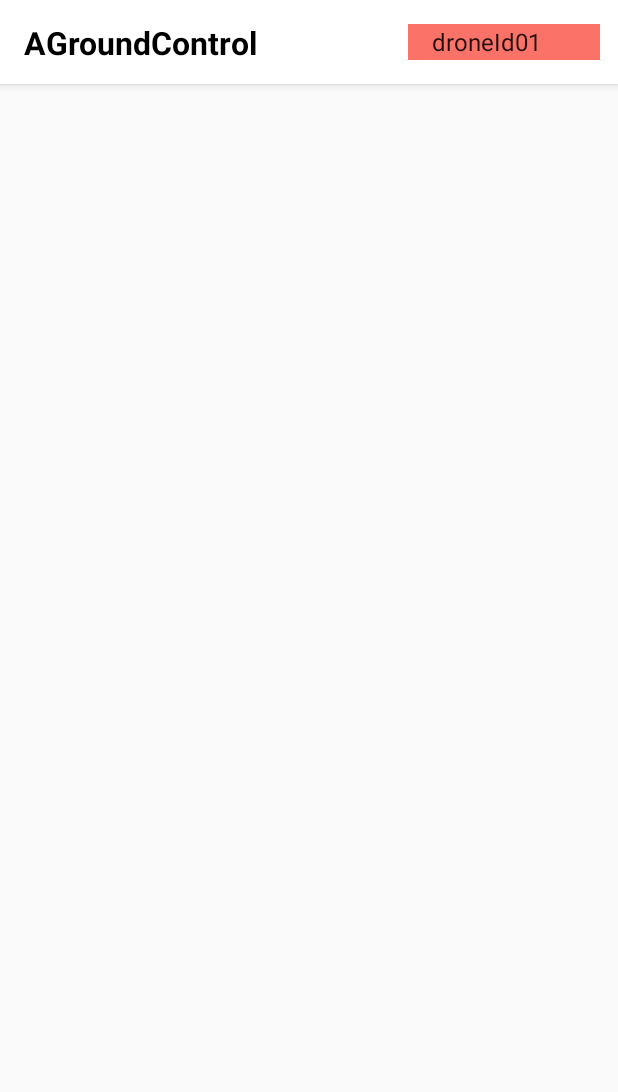
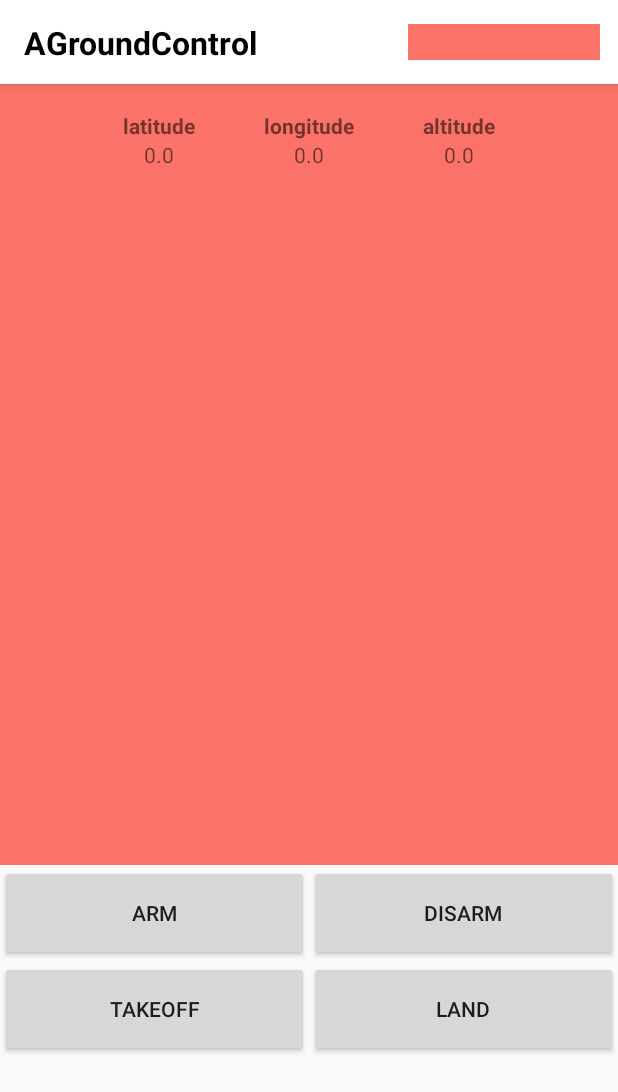
Before and after one commit to rapsealk/AGroundControl, an Android app: the screen it shows after launch (MainActivity), on a phone screen of 412 x 824 dp. Shown: the top 1092 px of the screen. Run offline under Robolectric (Android 15) with nearby library versions, the phone set to English and light mode, and no system bars; 2 statements that could not run were skipped.

Commit message:
+ Add: drone command buttons

```diff
--- a/app/src/main/java/com/rapsealk/agroundcontrol/MainActivity.kt
+++ b/app/src/main/java/com/rapsealk/agroundcontrol/MainActivity.kt
@@ -8,14 +8,15 @@ import android.widget.AdapterView
 import android.widget.ArrayAdapter
 import kotlinx.android.synthetic.main.activity_main.*
 
-class MainActivity : AppCompatActivity(), AdapterView.OnItemSelectedListener {
+class MainActivity : AppCompatActivity(), View.OnClickListener, AdapterView.OnItemSelectedListener {
 
     private val TAG = MainActivity::class.java.simpleName
 
-    val droneIdList = arrayListOf("droneId01", "droneId02", "droneId03")
+    val droneIdList = arrayListOf("")
     private lateinit var droneIdSpinnerAdapter: ArrayAdapter<String>
 
     private lateinit var mqttUtil: MqttUtil
+    private var droneId: String = ""
 
     override fun onCreate(savedInstanceState: Bundle?) {
         super.onCreate(savedInstanceState)
@@ -30,15 +31,34 @@ class MainActivity : AppCompatActivity(), AdapterView.OnItemSelectedListener {
 
         mqttUtil = MqttUtil(this)
         val mqttClient = mqttUtil.getClient()
+
+        btn_arm.setOnClickListener(this)
+        btn_disarm.setOnClickListener(this)
+        btn_takeoff.setOnClickListener(this)
+        btn_land.setOnClickListener(this)
     }
+
+    /**
+     * View.OnClickListener
+     */
+    override fun onClick(view: View) {
+        if (droneId.isEmpty()) return
+
+        when (view.id) {
+            R.id.btn_arm -> { mqttUtil.arm(droneId) }
+            R.id.btn_disarm -> { mqttUtil.disarm(droneId) }
+            R.id.btn_takeoff -> { mqttUtil.takeoff(droneId) }
+            R.id.btn_land -> { mqttUtil.land(droneId) }
+        }
+    }
+    // View.OnClickListener
 
     /**
      * AdapterView.OnItemSelectedListener
      */
     override fun onItemSelected(parent: AdapterView<*>?, view: View?, position: Int, id: Long) {
         Log.d(TAG, "onItemSelected(parent: $parent, view: $view, position: $position, id: $id)")
-        val item = parent?.adapter?.getItem(position) as String
-        Log.d(TAG, "onItemSelected(item: $item)")
+        droneId = parent?.adapter?.getItem(position) as String
     }
 
     override fun onNothingSelected(parent: AdapterView<*>?) {
--- a/app/src/main/java/com/rapsealk/agroundcontrol/MqttUtil.kt
+++ b/app/src/main/java/com/rapsealk/agroundcontrol/MqttUtil.kt
@@ -10,11 +10,14 @@ import org.eclipse.paho.client.mqttv3.*
 
 class MqttUtil(private val context: Context) : MqttCallback {
 
-    private val MQTT_TOPIC = "heartbeat"
-    private var published: Boolean = false
-    private var client: MqttAndroidClient? = null
     private val TAG = MqttUtil::class.java.name
 
+    companion object {
+        private val EmptyMessage = "{}"
+    }
+
+    private val MQTT_TOPIC = "heartbeat"
+    private var client: MqttAndroidClient? = null
 
     fun getClient(): MqttAndroidClient {
         if (client == null) {
@@ -40,7 +43,6 @@ class MqttUtil(private val context: Context) : MqttCallback {
                 override fun onSuccess(asyncActionToken: IMqttToken) {
                     Log.d(TAG, "onSuccess")
                     client?.subscribe("heartbeat", 1)
-                    publishMessage("Harry potter")
                 }
 
                 override fun onFailure(asyncActionToken: IMqttToken, exception: Throwable) {
@@ -56,19 +58,30 @@ class MqttUtil(private val context: Context) : MqttCallback {
 
     }
 
-    fun publishMessage(payload: String) {
-        published = false
+    fun publishMessage(topic: String, payload: String = EmptyMessage) {
         try {
-            val encodedpayload = payload.toByteArray()
-            val message = MqttMessage(encodedpayload)
-            client!!.publish(MQTT_TOPIC, message)
-            published = true
-            Log.i(TAG, "message successfully published : $payload")
+            val message = MqttMessage(payload.toByteArray())
+            client!!.publish(topic, message)
         } catch (e: Exception) {
             Log.e(TAG, "Error when publishing message : $e")
             e.printStackTrace()
         }
+    }
 
+    public fun arm(droneId: String) {
+        publishMessage("arm/$droneId")
+    }
+
+    public fun disarm(droneId: String) {
+        publishMessage("disarm/$droneId")
+    }
+
+    public fun takeoff(droneId: String) {
+        publishMessage("takeoff/$droneId")
+    }
+
+    public fun land(droneId: String) {
+        publishMessage("land/$droneId")
     }
 
     fun close() {
--- a/app/src/main/res/layout/activity_main.xml
+++ b/app/src/main/res/layout/activity_main.xml
@@ -8,6 +8,7 @@
         tools:context=".MainActivity">
 
     <android.support.v7.widget.Toolbar
+            android:id="@+id/toolbar"
             android:layout_width="match_parent"
             android:layout_height="56dp"
             android:elevation="4dp"
@@ -44,4 +45,122 @@
 
     </android.support.v7.widget.Toolbar>
 
+    <android.support.constraint.ConstraintLayout
+            android:id="@+id/log_layout"
+            android:layout_width="match_parent"
+            android:layout_height="0dp"
+            app:layout_constraintTop_toBottomOf="@id/toolbar"
+            app:layout_constraintBottom_toTopOf="@id/btn_layout"
+            android:paddingStart="36dp"
+            android:paddingEnd="36dp"
+            android:paddingTop="18dp"
+            android:paddingBottom="18dp"
+            android:background="@color/colorAccent">
+
+        <TextView
+                android:id="@+id/tv_latitude_tag"
+                android:layout_width="wrap_content"
+                android:layout_height="wrap_content"
+                app:layout_constraintStart_toStartOf="parent"
+                app:layout_constraintEnd_toStartOf="@id/tv_longitude_tag"
+                android:text="latitude"
+                android:textSize="14sp"
+                android:textStyle="bold"/>
+
+        <TextView
+                android:id="@+id/tv_latitude"
+                android:layout_width="wrap_content"
+                android:layout_height="wrap_content"
+                app:layout_constraintTop_toBottomOf="@id/tv_latitude_tag"
+                app:layout_constraintStart_toStartOf="@id/tv_latitude_tag"
+                app:layout_constraintEnd_toEndOf="@id/tv_latitude_tag"
+                android:text="0.0"
+                android:textSize="14sp"/>
+
+        <TextView
+                android:id="@+id/tv_longitude_tag"
+                android:layout_width="wrap_content"
+                android:layout_height="wrap_content"
+                app:layout_constraintStart_toEndOf="@id/tv_latitude_tag"
+                app:layout_constraintEnd_toStartOf="@id/tv_altitude_tag"
+                android:text="longitude"
+                android:textSize="14sp"
+                android:textStyle="bold"/>
+
+        <TextView
+                android:id="@+id/tv_longitude"
+                android:layout_width="wrap_content"
+                android:layout_height="wrap_content"
+                app:layout_constraintTop_toBottomOf="@id/tv_longitude_tag"
+                app:layout_constraintStart_toStartOf="@id/tv_longitude_tag"
+                app:layout_constraintEnd_toEndOf="@id/tv_longitude_tag"
+                android:text="0.0"
+                android:textSize="14sp"/>
+
+        <TextView
+                android:id="@+id/tv_altitude_tag"
+                android:layout_width="wrap_content"
+                android:layout_height="wrap_content"
+                app:layout_constraintStart_toEndOf="@id/tv_longitude_tag"
+                app:layout_constraintEnd_toEndOf="parent"
+                android:text="altitude"
+                android:textSize="14sp"
+                android:textStyle="bold"/>
+
+        <TextView
+                android:id="@+id/tv_altitude"
+                android:layout_width="wrap_content"
+                android:layout_height="wrap_content"
+                app:layout_constraintTop_toBottomOf="@id/tv_altitude_tag"
+                app:layout_constraintStart_toStartOf="@id/tv_altitude_tag"
+                app:layout_constraintEnd_toEndOf="@id/tv_altitude_tag"
+                android:text="0.0"
+                android:textSize="14sp"/>
+
+    </android.support.constraint.ConstraintLayout>
+
+    <!-- TODO: Grid Layout -->
+    <android.support.constraint.ConstraintLayout
+            android:id="@+id/btn_layout"
+            android:layout_width="match_parent"
+            android:layout_height="0dp"
+            app:layout_constraintHeight_percent="0.3"
+            app:layout_constraintBottom_toBottomOf="parent">
+
+        <android.support.v7.widget.AppCompatButton
+                android:id="@+id/btn_arm"
+                android:layout_width="0dp"
+                android:layout_height="64dp"
+                app:layout_constraintWidth_percent="0.5"
+                app:layout_constraintStart_toStartOf="parent"
+                android:text="Arm"/>
+
+        <android.support.v7.widget.AppCompatButton
+                android:id="@+id/btn_disarm"
+                android:layout_width="0dp"
+                android:layout_height="64dp"
+                app:layout_constraintWidth_percent="0.5"
+                app:layout_constraintEnd_toEndOf="parent"
+                android:text="Disarm"/>
+
+        <android.support.v7.widget.AppCompatButton
+                android:id="@+id/btn_takeoff"
+                android:layout_width="0dp"
+                android:layout_height="64dp"
+                app:layout_constraintWidth_percent="0.5"
+                app:layout_constraintTop_toBottomOf="@id/btn_arm"
+                app:layout_constraintStart_toStartOf="parent"
+                android:text="Takeoff"/>
+
+        <android.support.v7.widget.AppCompatButton
+                android:id="@+id/btn_land"
+                android:layout_width="0dp"
+                android:layout_height="64dp"
+                app:layout_constraintWidth_percent="0.5"
+                app:layout_constraintTop_toBottomOf="@id/btn_disarm"
+                app:layout_constraintEnd_toEndOf="parent"
+                android:text="Land"/>
+
+    </android.support.constraint.ConstraintLayout>
+
 </android.support.constraint.ConstraintLayout>
```
